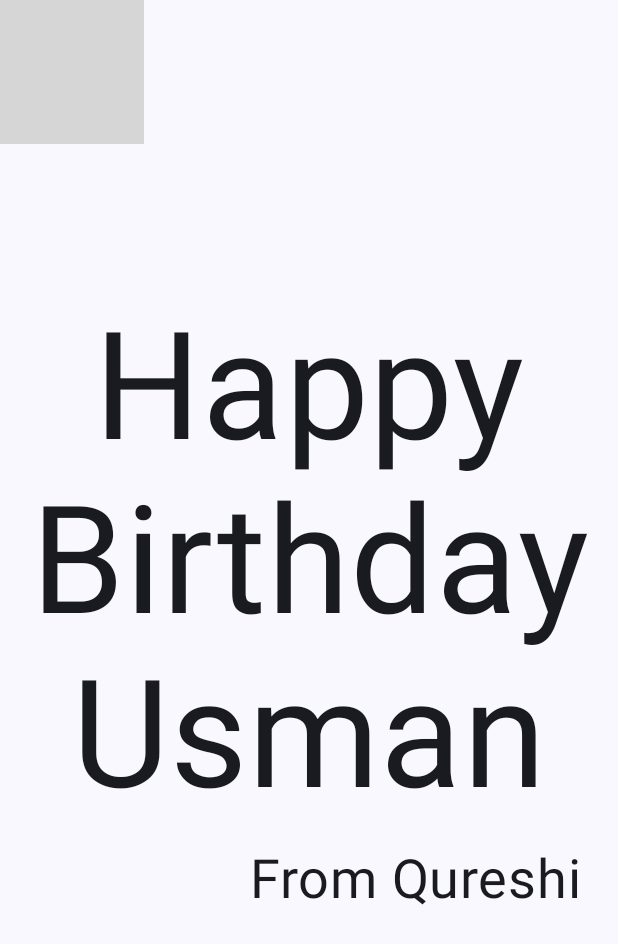
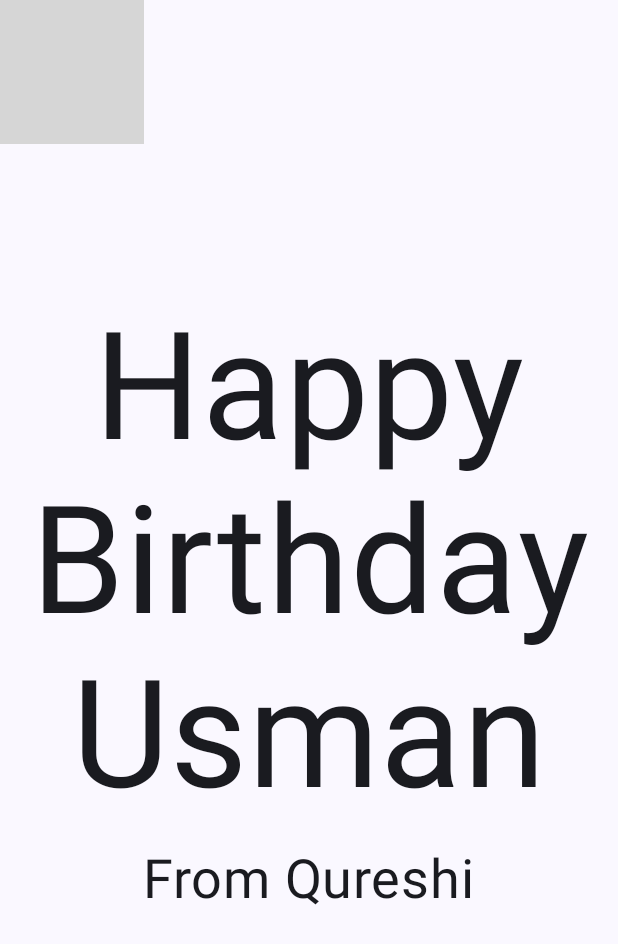
Before and after one commit to UsmanQT/kotlin-android-learn, an Android app built with Jetpack Compose: the screen it shows after launch (BirthdayCardActivity), on a phone screen of 412 x 824 dp. Shown: the top 944 px of the screen. Run offline under Robolectric (Android 15) with nearby library versions, the light colour scheme and no system bars; grey boxes are pictures that could not be loaded.

Commit message:
Birthday Card Application Finishing

```diff
--- a/app/src/main/java/com/example/birthdaycard/BirthdayCardActivity.kt
+++ b/app/src/main/java/com/example/birthdaycard/BirthdayCardActivity.kt
@@ -15,8 +15,11 @@ import androidx.compose.ui.Alignment
 import androidx.compose.ui.Modifier
 import androidx.compose.ui.res.painterResource
 import androidx.compose.foundation.Image
+import androidx.compose.foundation.background
 import androidx.compose.foundation.layout.Box
+import androidx.compose.ui.graphics.Color
 import androidx.compose.ui.layout.ContentScale
+import androidx.compose.ui.res.stringResource
 import androidx.compose.ui.text.style.TextAlign
 import androidx.compose.ui.tooling.preview.Preview
 import androidx.compose.ui.unit.dp
@@ -30,7 +33,9 @@ class BirthdayCardActivity : ComponentActivity() {
             BirthdayCardTheme {
                 // A surface container using the 'background' color from the theme
                 Surface(modifier = Modifier.fillMaxSize(), color = MaterialTheme.colorScheme.background) {
-                    GreetingImage(message = "Happy Birthday Usman", from = "From Qureshi")
+                    GreetingImage(message = getString(R.string.happy_birthday_usman), from = getString(
+                        R.string.from_qureshi
+                    ))
                 }
             }
         }
@@ -54,7 +59,7 @@ fun GreetingText(message: String, from: String, modifier: Modifier = Modifier) {
             fontSize = 36.sp,
             modifier = Modifier
                 .padding(16.dp)
-                .align(alignment = Alignment.End)
+                .align(alignment = Alignment.CenterHorizontally)
 
         )
     }
@@ -71,7 +76,9 @@ fun GreetingImage(message: String, from: String, modifier: Modifier = Modifier)
             contentScale = ContentScale.Crop,
             alpha = 0.5F
         )
-        GreetingText(message = "Happy Birthday Usman", from = "From Qureshi", modifier = Modifier.fillMaxSize().padding(8.dp))
+        GreetingText(message = message, from = from, modifier = Modifier
+            .fillMaxSize()
+            .padding(8.dp))
     }
 }
 
@@ -83,6 +90,6 @@ fun GreetingImage(message: String, from: String, modifier: Modifier = Modifier)
 @Composable
 fun GreetingPreview() {
     BirthdayCardTheme {
-        GreetingImage(message = "Happy Birthday Usman", from = "From Qureshi")
+        GreetingImage(message = stringResource(R.string.happy_birthday_usman), from = stringResource(R.string.from_qureshi))
     }
 }
--- a/app/src/main/res/values/strings.xml
+++ b/app/src/main/res/values/strings.xml
@@ -1,3 +1,5 @@
 <resources>
     <string name="app_name">BirthdayCard</string>
+    <string name="happy_birthday_usman">Happy Birthday Usman</string>
+    <string name="from_qureshi">From Qureshi</string>
 </resources>
```
